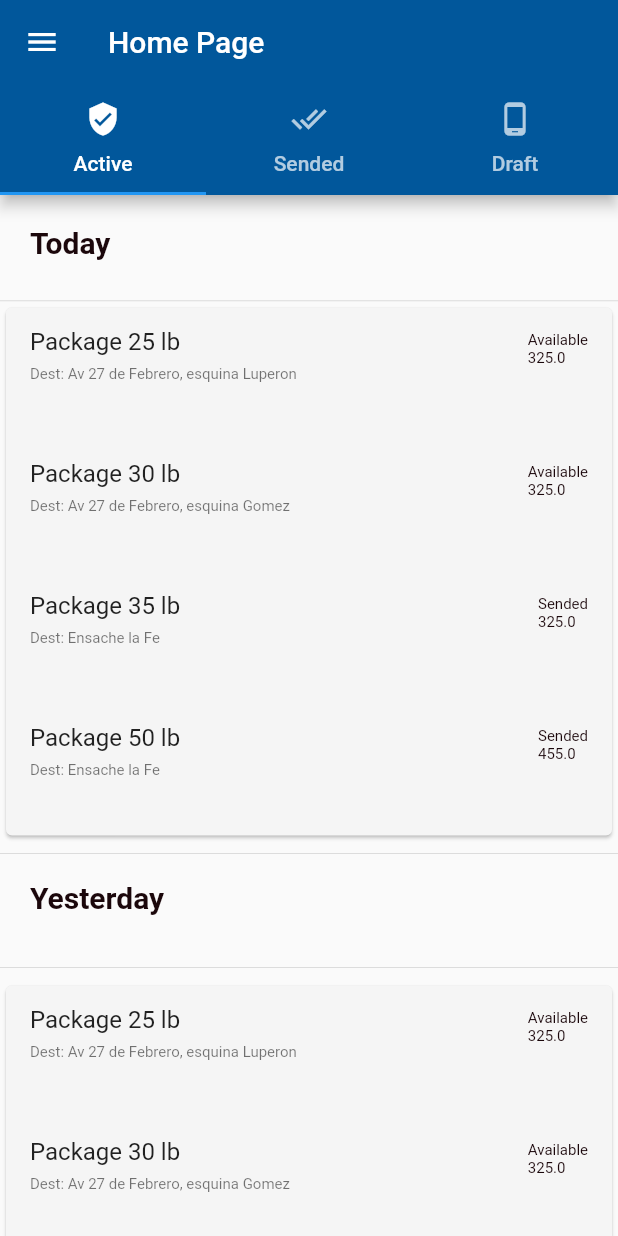
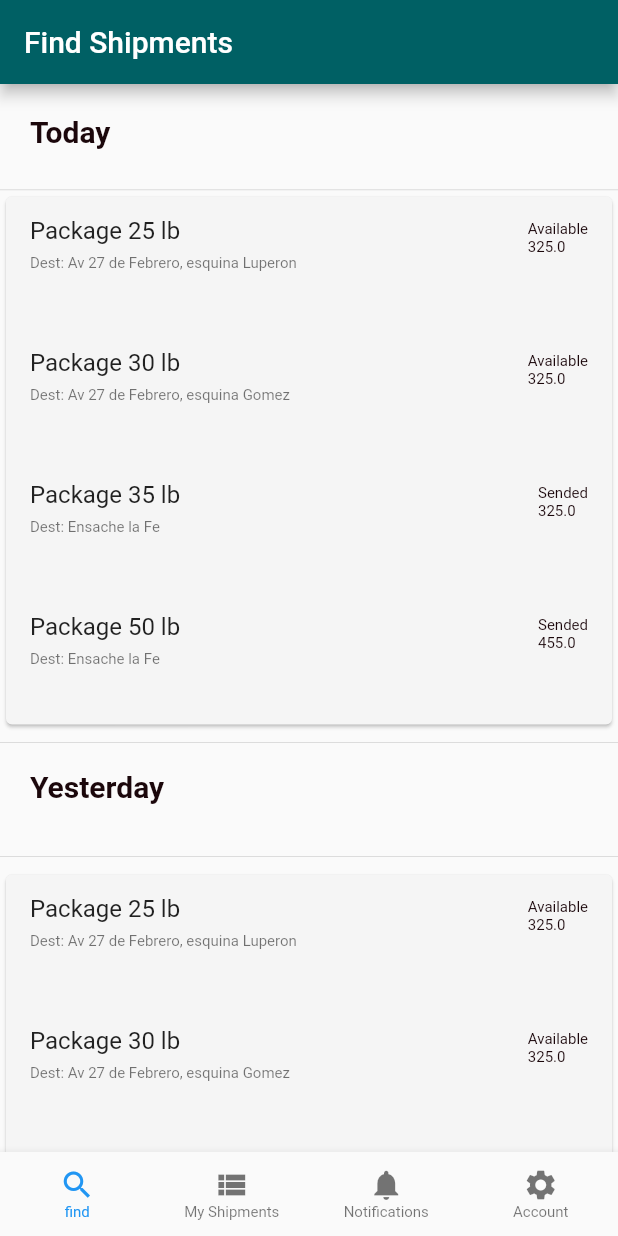
Before and after one commit to olivermendez/Sendi, a Flutter app: the HomeScreen screen opened directly, on a phone screen of 412 x 824 dp. Run offline on Flutter 3.47's test engine with Material 2 defaults, Android fonts, the phone set to English and light mode, and no system bars; our stand-ins replace flutter_signin_button, google_fonts, google_maps_flutter; missing offline and left inert: awesome_card.

Commit message:
new updates

```diff
--- a/sendi_app_commerce/lib/config/theme/custom_deliver_theme.dart
+++ b/sendi_app_commerce/lib/config/theme/custom_deliver_theme.dart
@@ -5,7 +5,7 @@ ThemeData themeRider() {
   return ThemeData(
     bottomNavigationBarTheme:
         BottomNavigationBarThemeData(selectedItemColor: Colors.blue),
-    primaryColor: Colors.lightBlue[900],
+    primaryColor: Colors.cyan[900],
     primaryColorDark: Color(0xFFFC0028),
     primaryColorLight: Color(0xFFFE9AAA),
     //scaffoldBackgroundColor: Colors.white,
--- a/sendi_app_commerce/lib/src/pages/pages.dart
+++ b/sendi_app_commerce/lib/src/pages/pages.dart
@@ -1,2 +1 @@
-export 'login/login_screen.dart';
 export 'welcome/welcome_page.dart';
--- /dev/null
+++ b/sendi_app_rider/lib/src/Screens/find_shipments/find_shipments.dart
@@ -0,0 +1,272 @@
+import 'package:flutter/material.dart';
+import 'package:sendi_app_deliver/models/packages/package_event_model.dart';
+
+class FindShipments extends StatelessWidget {
+  //const FindShipments({Key? key}) : super(key: key);
+
+  List<PackageOnloadModel> packagesData = [
+    PackageOnloadModel(
+        id: 1,
+        titlePackage: 'Package 25 lb',
+        itemCount: 3,
+        destination: 'Av 27 de Febrero, esquina Luperon',
+        details: 'Estufa pequena',
+        ridePrice: 325,
+        status: 'Available',
+        from: 'Company 0'),
+    PackageOnloadModel(
+        id: 2,
+        titlePackage: 'Package 30 lb',
+        itemCount: 1,
+        destination: 'Av 27 de Febrero, esquina Gomez',
+        details: 'Mascota',
+        ridePrice: 325,
+        status: 'Available',
+        from: 'Company 1'),
+    PackageOnloadModel(
+        id: 3,
+        titlePackage: 'Package 35 lb',
+        itemCount: 1,
+        destination: 'Ensache la Fe',
+        details: 'Betella de vino',
+        ridePrice: 325,
+        status: 'Sended',
+        from: 'Company 2'),
+    PackageOnloadModel(
+        id: 3,
+        titlePackage: 'Package 50 lb',
+        itemCount: 1,
+        destination: 'Ensache la Fe',
+        details: 'Betella de vino',
+        ridePrice: 455,
+        status: 'Sended',
+        from: 'Company 3')
+  ];
+
+  @override
+  Widget build(BuildContext context) {
+    return Scaffold(
+        appBar: AppBar(
+          title: Text("Find Shipments"),
+        ),
+        body: lisView());
+  }
+
+  Widget buildCard() {
+    return Container(
+      child: Card(
+        color: Colors.grey,
+        clipBehavior: Clip.antiAlias,
+        child: Column(
+          children: [
+            ListTile(
+              leading: Image.network(
+                  'https://images.pexels.com/photos/170811/pexels-photo-170811.jpeg?auto=compress&cs=tinysrgb&dpr=2&h=750&w=1260'),
+              title: const Text('BMW X7 2015'),
+              isThreeLine: true,
+              subtitle: Text(
+                'Secondary Text',
+                style: TextStyle(color: Colors.black.withOpacity(0.6)),
+              ),
+            ),
+            Padding(
+              padding: const EdgeInsets.all(16.0),
+              child: Text(
+                'Greyhound divisively hello coldly wonderfully marginally far upon excluding.',
+                style: TextStyle(color: Colors.black.withOpacity(0.6)),
+              ),
+            ),
+            ButtonBar(
+              alignment: MainAxisAlignment.start,
+              children: [
+                FlatButton(
+                  textColor: const Color(0xFF6200EE),
+                  onPressed: () {
+                    // Perform some action
+                  },
+                  child: const Text('ACTION 1'),
+                ),
+                FlatButton(
+                  textColor: const Color(0xFF6200EE),
+                  onPressed: () {
+                    // Perform some action
+                  },
+                  child: const Text('ACTION 2'),
+                ),
+              ],
+            ),
+            //Image.asset('assets/card-sample-image.jpg'),
+            //Image.asset('assets/card-sample-image-2.jpg'),
+          ],
+        ),
+      ),
+    );
+  }
+
+  Widget lisView() {
+    return ListView(
+      children: [
+        todayText(),
+        Divider(
+          height: 1,
+        ),
+        _builingCards(),
+        Divider(),
+        yestardayText(),
+        Divider(),
+        _builingCards(),
+      ],
+    );
+  }
+
+  Widget todayText() {
+    return Padding(
+      padding: EdgeInsets.only(top: 20, left: 20),
+      child: Container(
+        height: 50,
+        transformAlignment: Alignment.centerLeft,
+        child: Text("Today",
+            style: TextStyle(fontSize: 20, fontWeight: FontWeight.w600)),
+      ),
+    );
+  }
+
+  Widget yestardayText() {
+    return Padding(
+      padding: EdgeInsets.only(top: 10, left: 20),
+      child: Container(
+        height: 50,
+        transformAlignment: Alignment.centerLeft,
+        child: Text("Yesterday",
+            style: TextStyle(fontSize: 20, fontWeight: FontWeight.bold)),
+      ),
+    );
+  }
+
+  Widget _builingCards() {
+    return Card(
+      color: Colors.grey[100],
+      elevation: 1,
+      clipBehavior: Clip.antiAlias,
+      child: Column(
+        children: packagesData
+            .map((e) => ListTile(
+                  isThreeLine: true,
+                  onTap: () {},
+                  title: Text(e.titlePackage.toString()),
+                  subtitle: Text("Dest: " + e.destination.toString()),
+                  trailing: Text(e.status.toString() + '\n${e.ridePrice}'),
+                ))
+            .toList(),
+      ),
+    );
+  }
+
+  Widget PackagesOn(int itemCount, String cardTitle, String cardSubtitle) {
+    return ListView.builder(
+        itemCount: itemCount,
+        itemBuilder: (context, int index) {
+          return Container(
+            child: Card(
+              color: Colors.grey[100],
+              elevation: 1,
+              clipBehavior: Clip.antiAlias,
+              child: Column(
+                children: [
+                  ListTile(
+                    leading: Icon(
+                      Icons.send,
+                      size: 35,
+                    ),
+                    title: Text(cardTitle),
+                    subtitle: Text(
+                      cardSubtitle,
+                      style: TextStyle(
+                          color: Colors.black.withOpacity(0.6), fontSize: 10),
+                    ),
+                  ),
+                  Padding(
+                    padding: const EdgeInsets.all(8.0),
+                    child: Text(
+                      'Greyhound divisively hello coldly wonderfully marginally far upon excluding.',
+                      style: TextStyle(
+                          color: Colors.black.withOpacity(0.6), fontSize: 15),
+                    ),
+                  ),
+                  ButtonBar(
+                    alignment: MainAxisAlignment.start,
+                    children: [
+                      _statusButton(),
+                      _buttonEnviar(),
+                    ],
+                  ),
+                ],
+              ),
+            ),
+          );
+        });
+  }
+
+  Widget PackagesOff(int itemCount, String cardTitle, String cardSubtitle) {
+    return ListView.builder(
+        itemCount: itemCount,
+        itemBuilder: (context, int index) {
+          return Container(
+            child: Card(
+              color: Colors.red[50],
+              elevation: 1,
+              clipBehavior: Clip.antiAlias,
+              child: Column(
+                children: [
+                  ListTile(
+                    leading: Icon(
+                      Icons.send,
+                      size: 35,
+                    ),
+                    title: Text(cardTitle),
+                    subtitle: Text(
+                      cardSubtitle,
+                      style: TextStyle(
+                          color: Colors.black.withOpacity(0.6), fontSize: 10),
+                    ),
+                  ),
+                  Padding(
+                    padding: const EdgeInsets.all(8.0),
+                    child: Text(
+                      'Greyhound divisively hello coldly wonderfully marginally far upon excluding.',
+                      style: TextStyle(
+                          color: Colors.black.withOpacity(0.6), fontSize: 15),
+                    ),
+                  ),
+                  ButtonBar(
+                    alignment: MainAxisAlignment.start,
+                    children: [
+                      _statusButton(),
+                      _buttonEnviar(),
+                    ],
+                  ),
+                ],
+              ),
+            ),
+          );
+        });
+  }
+
+  Widget _statusButton() {
+    return TextButton(
+      onPressed: () {
+        // Perform some action
+      },
+      child: Text('Status: \nAvailable'),
+    );
+  }
+
+  Widget _buttonEnviar() {
+    return ElevatedButton(
+      onPressed: () {
+        // Perform some action
+      },
+      child: const Text('Send Now'),
+    );
+  }
+}
--- a/sendi_app_rider/lib/src/Screens/home/home_screen.dart
+++ b/sendi_app_rider/lib/src/Screens/home/home_screen.dart
@@ -1,9 +1,10 @@
 import 'package:flutter/material.dart';
-import 'package:sendi_app_deliver/src/Screens/active_event/active_send.dart';
-import 'package:sendi_app_deliver/src/Screens/package_sended/package_sended_screen.dart';
-import 'package:sendi_app_deliver/src/components/components.dart';
+import 'package:sendi_app_deliver/src/Screens/find_shipments/find_shipments.dart';
+import 'package:sendi_app_deliver/src/Screens/my_account/my_account_screen.dart';
+import 'package:sendi_app_deliver/src/Screens/my_notifications/my_notifications.dart';
+import 'package:sendi_app_deliver/src/Screens/my_shipments/my_shipments.dart';
 
-class HomeScreen extends StatelessWidget {
+class HomeScreen extends StatefulWidget {
   static const String routeName = '/home';
   static Route route() {
     return MaterialPageRoute(
@@ -12,42 +13,67 @@ class HomeScreen extends StatelessWidget {
     );
   }
 
+  @override
+  _HomeScreenState createState() => _HomeScreenState();
+}
+
+class _HomeScreenState extends State<HomeScreen> {
   textStyle() {
     return TextStyle(color: Colors.white, fontSize: 30.0);
   }
 
+  int _selectedIndex = 0;
+
+  final _screens = [
+    FindShipments(),
+    MyShipments(),
+    MyNotifications(),
+    MyAccountScreen(),
+  ];
+
   @override
   Widget build(BuildContext context) {
-    return DefaultTabController(
-      length: 3,
-      child: Scaffold(
-        appBar: AppBar(
-          title: Text("Home Page"),
-          bottom: TabBar(
-            tabs: <Widget>[
-              Tab(
-                icon: Icon(Icons.verified_user),
-                text: 'Active',
-              ),
-              Tab(
-                icon: Icon(Icons.done_all),
-                text: 'Sended',
-              ),
-              Tab(
-                icon: Icon(Icons.phone_android),
-                text: 'Draft',
-              ),
-            ],
+    return Scaffold(
+      body: Stack(
+          children: _screens
+              .asMap()
+              .map(
+                (i, screen) => MapEntry(
+                  i,
+                  Offstage(offstage: _selectedIndex != i, child: screen),
+                ),
+              )
+              .values
+              .toList()),
+      bottomNavigationBar: BottomNavigationBar(
+        elevation: 5,
+        type: BottomNavigationBarType.fixed,
+        selectedFontSize: 10.0,
+        unselectedFontSize: 10.0,
+        currentIndex: _selectedIndex,
+        onTap: (i) => setState(() => _selectedIndex = i),
+        items: [
+          BottomNavigationBarItem(
+            icon: Icon(Icons.search),
+            activeIcon: Icon(Icons.search),
+            label: 'find',
           ),
-        ),
-        drawer: MyDrawer(),
-        body: TabBarView(
-          children: <Widget>[
-            MyActivePackage(),
-            PackageSendedScreen(),
-            PackageSendedScreen(),
-          ],
-        ),
+          BottomNavigationBarItem(
+            icon: Icon(Icons.view_list),
+            activeIcon: Icon(Icons.view_list),
+            label: 'My Shipments',
+          ),
+          BottomNavigationBarItem(
+            icon: Icon(Icons.notifications),
+            activeIcon: Icon(Icons.notifications),
+            label: 'Notifications',
+          ),
+          BottomNavigationBarItem(
+            icon: Icon(Icons.settings),
+            activeIcon: Icon(Icons.settings),
+            label: 'Account',
+          ),
+        ],
       ),
     );
     //bottomNavigationBar: CustomNavBar());
--- a/sendi_app_rider/lib/src/Screens/my_account/my_account_screen.dart
+++ b/sendi_app_rider/lib/src/Screens/my_account/my_account_screen.dart
@@ -14,7 +14,7 @@ class MyAccountScreen extends StatelessWidget {
   Widget build(BuildContext context) {
     return Scaffold(
       appBar: AppBar(
-        title: Text("MyAccount Screen"),
+        title: Text("My Account"),
       ),
     );
   }
```
Also changed, not shown: sendi_app_rider/lib/src/Screens/continue_with_phone/continue_with_phone.dart (+11 -2 lines), sendi_app_rider/lib/src/Screens/my_notifications/my_notifications.dart (added, +14 -0 lines), sendi_app_rider/lib/src/Screens/my_shipments/my_shipments.dart (added, +14 -0 lines), sendi_app_rider/lib/src/components/navbar/custom_navbar.dart (+45 -24 lines), 1 other file.
